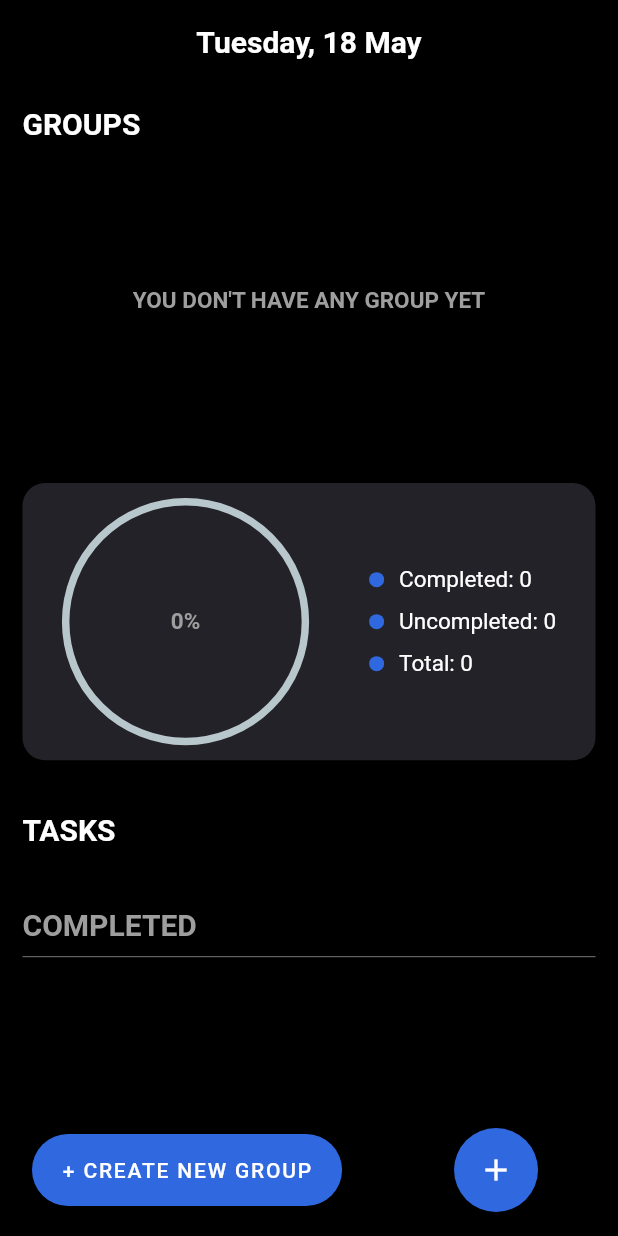
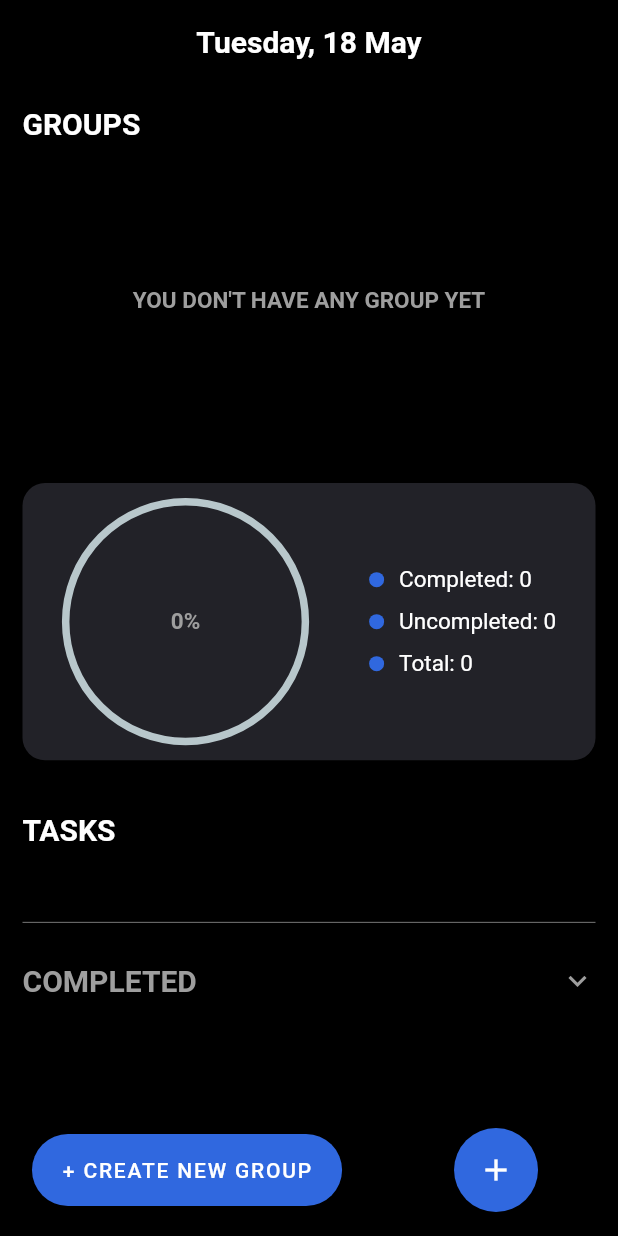
Before and after one commit to Nathaniel-Akubuo/to_do, a Flutter app: the screen it shows after launch, on a phone screen of 412 x 824 dp. Run offline on Flutter 3.47's test engine with Material 2 defaults, Android fonts, the phone set to English and light mode, and no system bars; drawn by our look-alikes of percent_indicator; our stand-ins replace circular_check_box, dotted_border, shared_preferences; missing offline and left inert: dart:ffi.

Commit message:
added expandable tile to home screen

```diff
--- a/lib/widgets/alert_dialog.dart
+++ b/lib/widgets/alert_dialog.dart
@@ -16,6 +16,7 @@ class AlertDialogBox extends StatelessWidget {
         title,
         style: kTitleStyle,
       ),
+      shape: RoundedRectangleBorder(borderRadius: BorderRadius.circular(15)),
       content: Text(
         content,
         style: kTaskStyle,
--- a/lib/widgets/home_screen_layout.dart
+++ b/lib/widgets/home_screen_layout.dart
@@ -9,7 +9,14 @@ import 'package:to_do/widgets/group_widget_builder.dart';
 import 'package:to_do/widgets/to_do_group_bubble.dart';
 import 'package:to_do/widgets/undone_listview.dart';
 
-class HomeScreenLayout extends StatelessWidget {
+class HomeScreenLayout extends StatefulWidget {
+  @override
+  _HomeScreenLayoutState createState() => _HomeScreenLayoutState();
+}
+
+class _HomeScreenLayoutState extends State<HomeScreenLayout> {
+  bool isExpanded = false;
+
   @override
   Widget build(BuildContext context) {
     var toDo = Provider.of<ToDo>(context, listen: true);
@@ -70,9 +77,7 @@ class HomeScreenLayout extends StatelessWidget {
                             width: 10,
                             height: 10,
                             decoration: BoxDecoration(
-                              shape: BoxShape.circle,
-                             color: kBlue
-                            ),
+                                shape: BoxShape.circle, color: kBlue),
                           ),
                         ],
                       ),
@@ -122,9 +127,7 @@ class HomeScreenLayout extends StatelessWidget {
                             width: 10,
                             height: 10,
                             decoration: BoxDecoration(
-                              shape: BoxShape.circle,
-                              color: kBlue
-                            ),
+                                shape: BoxShape.circle, color: kBlue),
                           ),
                         ],
                       ),
@@ -149,10 +152,6 @@ class HomeScreenLayout extends StatelessWidget {
         SizedBox(height: 20),
         Container(width: double.infinity, child: UndoneListView()),
         SizedBox(height: 20),
-        Text(
-          'COMPLETED',
-          style: kTitleStyle.copyWith(color: Colors.grey),
-        ),
         SizedBox(
           height: 20,
           child: Divider(
@@ -160,7 +159,26 @@ class HomeScreenLayout extends StatelessWidget {
             thickness: 0.5,
           ),
         ),
-        Container(width: double.infinity, child: DoneListView()),
+        ExpansionTile(
+          onExpansionChanged: (e) => setState(() {
+            isExpanded = !isExpanded;
+          }),
+          title: Text(
+            'COMPLETED',
+            style: kTitleStyle.copyWith(color: Colors.grey),
+            textAlign: TextAlign.start,
+          ),
+          tilePadding: EdgeInsets.all(0),
+          trailing: isExpanded
+              ? Icon(Icons.keyboard_arrow_up)
+              : Icon(
+                  Icons.keyboard_arrow_down,
+                  color: Colors.grey,
+                ),
+          children: [
+            Container(width: double.infinity, child: DoneListView()),
+          ],
+        ),
         SizedBox(height: 60),
       ],
     );
--- a/lib/widgets/to_do_group_bubble.dart
+++ b/lib/widgets/to_do_group_bubble.dart
@@ -48,8 +48,7 @@ class ToDoGroupBubble extends StatelessWidget {
                 width: this.width ?? mediaQuery.width * 0.4,
                 height: mediaQuery.height * 0.21,
                 decoration: BoxDecoration(
-                    color: kTileColor,
-                    borderRadius: BorderRadius.all(Radius.circular(15))),
+                    color: kTileColor, borderRadius: BorderRadius.circular(15)),
                 child: Padding(
                   padding:
                       const EdgeInsets.symmetric(vertical: 10, horizontal: 8),
```
